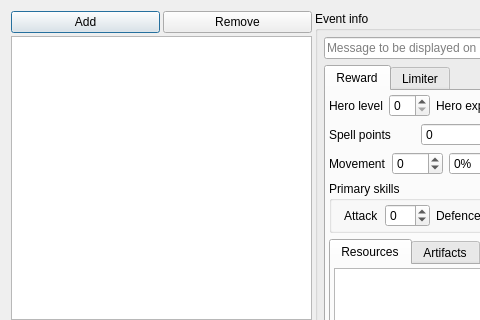
Above: mapeditor/inspector/rewardswidget.ui from vcmi/vcmi before the change; both pictures show x 0 to 480 and y 0 to 320 of the 806 by 561 pixel window. Below: the same form after it.
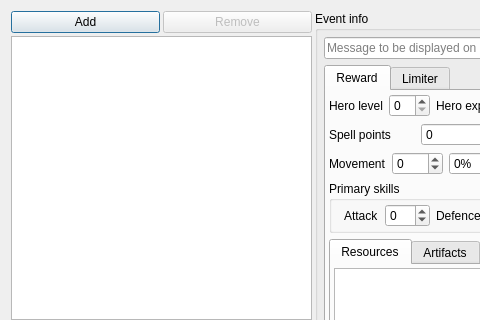
That is the form after the change.

Commit message: map editor: block remove visit info button if no info to remove

```diff
--- a/mapeditor/inspector/rewardswidget.ui
+++ b/mapeditor/inspector/rewardswidget.ui
@@ -36,6 +36,9 @@
        </item>
        <item>
         <widget class="QPushButton" name="removeVisitInfo">
+         <property name="enabled">
+          <bool>false</bool>
+         </property>
          <property name="text">
           <string>Remove</string>
          </property>
```
The commit also changes 1 other file.
